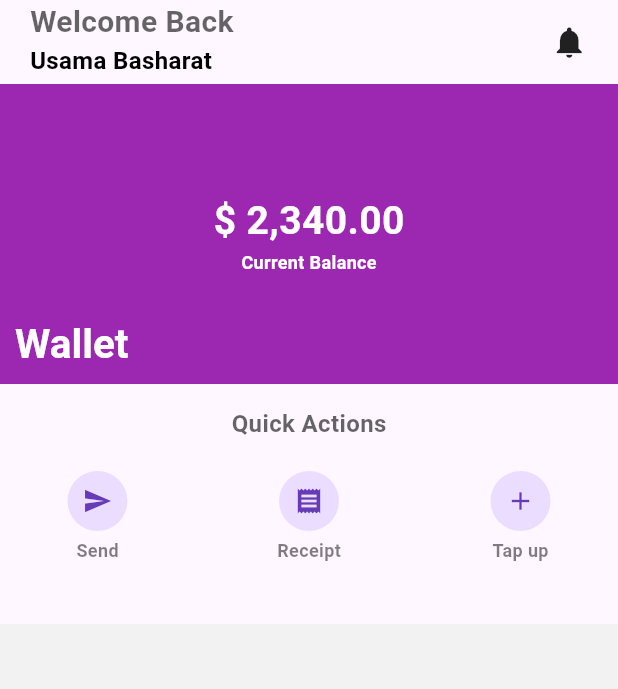
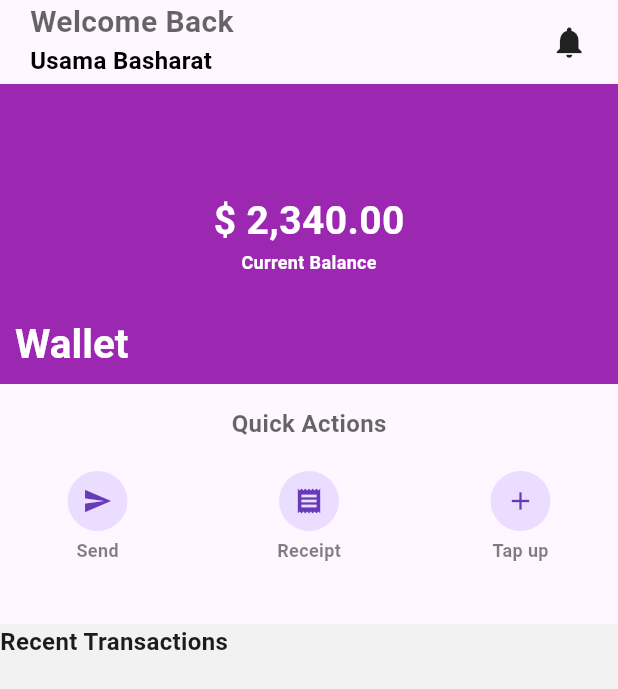
Before and after one commit to DevUsama007/slivers_in_flutter, a Flutter app: the screen it shows after launch, on a phone screen of 412 x 824 dp. Shown: the top 689 px of the screen. Run offline on Flutter 3.47's test engine with Material 3 defaults, Android fonts, the light colour scheme and no system bars.

Commit message:
sliverToBoxAdapter widget for regular widget use code is added

```diff
--- a/lib/homePage_sliver.dart
+++ b/lib/homePage_sliver.dart
@@ -154,6 +154,13 @@ class _HomepageSliverState extends State<HomepageSliver> {
               ),
             ),
           ),
+          SliverToBoxAdapter(
+            child: Text(
+              "Recent Transactions",
+              style: TextStyle(fontWeight: FontWeight.bold, fontSize: 16),
+            ),
+          ),
+
           SliverFillRemaining()
         ],
       ),
```
